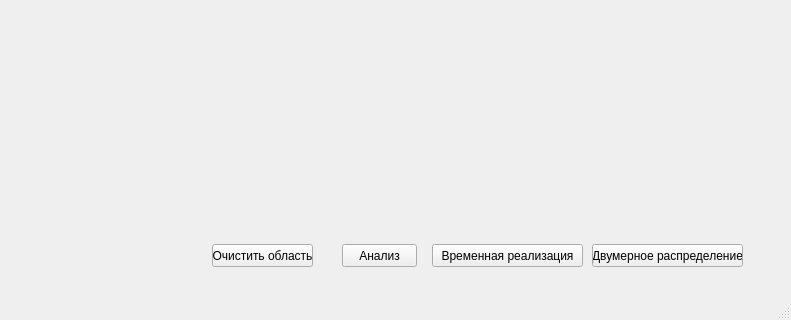
Before: the Qt Designer form untitled.ui in ShipilovS/signal_distribution, drawn with Qt 5; both pictures show x 168 to 959 and y 346 to 666 of the 959 by 666 pixel window.
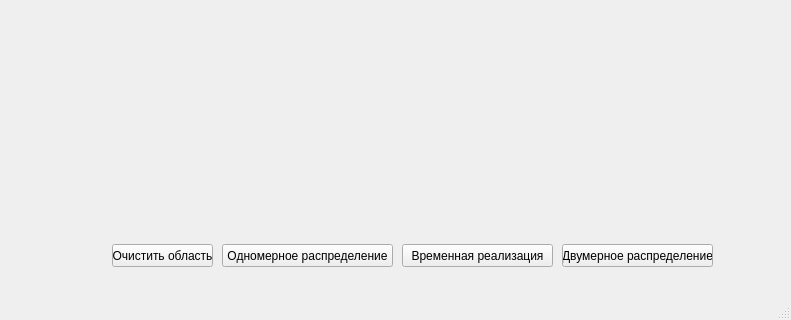
After: the same form once the commit is applied.

Diff of the .ui file:
```diff
--- a/untitled.ui
+++ b/untitled.ui
@@ -43,14 +43,14 @@
    <widget class="QPushButton" name="pushButton">
     <property name="geometry">
      <rect>
-      <x>510</x>
+      <x>390</x>
       <y>590</y>
-      <width>75</width>
+      <width>171</width>
       <height>23</height>
      </rect>
     </property>
     <property name="text">
-     <string>Анализ</string>
+     <string>Одномерное распределение</string>
     </property>
    </widget>
    <widget class="QRadioButton" name="radioButton_3">
@@ -79,7 +79,7 @@
    <widget class="QPushButton" name="pushButton_2">
     <property name="geometry">
      <rect>
-      <x>380</x>
+      <x>280</x>
       <y>590</y>
       <width>101</width>
       <height>23</height>
@@ -92,7 +92,7 @@
    <widget class="QPushButton" name="pushButton_3">
     <property name="geometry">
      <rect>
-      <x>600</x>
+      <x>570</x>
       <y>590</y>
       <width>151</width>
       <height>23</height>
@@ -105,7 +105,7 @@
    <widget class="QPushButton" name="pushButton_4">
     <property name="geometry">
      <rect>
-      <x>760</x>
+      <x>730</x>
       <y>590</y>
       <width>151</width>
       <height>23</height>
```
